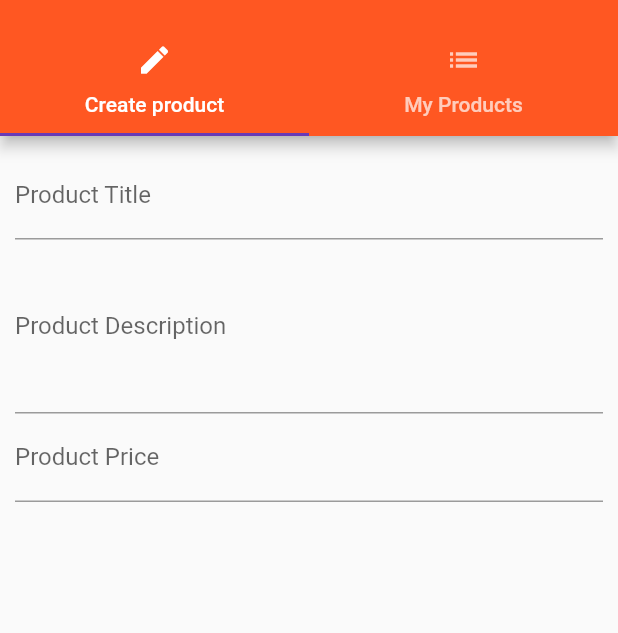
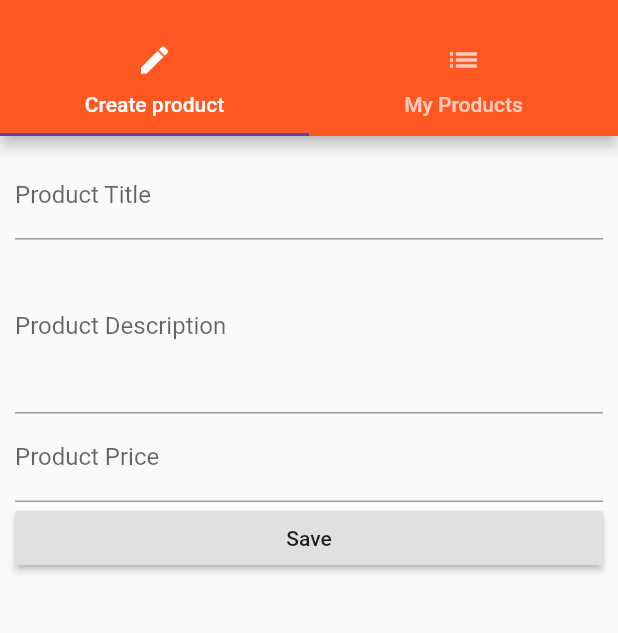
Before and after one commit to arteki65/flutter_learning, a Flutter app: the ProductsAdminPage screen opened by its route, on a phone screen of 412 x 824 dp, the part 59-692 px from its top. Run offline on Flutter 3.47's test engine with Material 2 defaults, Android fonts, the phone set to English and light mode, and no system bars.

Commit message:
during lecture 91

```diff
--- a/lib/pages/product_create.dart
+++ b/lib/pages/product_create.dart
@@ -1,6 +1,10 @@
 import 'package:flutter/material.dart';
 
 class ProductCreatePage extends StatefulWidget {
+  final Function addProduct;
+
+  ProductCreatePage(this.addProduct);
+
   @override
   State<StatefulWidget> createState() {
     return _ProductCreatePageState();
@@ -16,7 +20,7 @@ class _ProductCreatePageState extends State<ProductCreatePage> {
   Widget build(BuildContext context) {
     return Container(
       margin: EdgeInsets.all(10.0),
-      child: Column(
+      child: ListView(
         children: <Widget>[
           TextField(
             decoration: InputDecoration(
@@ -50,6 +54,17 @@ class _ProductCreatePageState extends State<ProductCreatePage> {
             },
             keyboardType: TextInputType.number,
           ),
+          RaisedButton(
+            child: Text('Save'),
+            onPressed: () {
+              final Map<String, dynamic> product = {
+                'title': titleValue,
+                'description': descriptionValue,
+                'price': priceValue
+              };
+              widget.addProduct(product);
+            },
+          ),
         ],
       ),
     );
--- a/lib/pages/products_admin.dart
+++ b/lib/pages/products_admin.dart
@@ -1,9 +1,13 @@
 import 'package:flutter/material.dart';
 import 'package:flutter_course/pages/product_create.dart';
 import 'package:flutter_course/pages/product_list.dart';
-import 'package:flutter_course/pages/products.dart';
 
 class ProductsAdminPage extends StatelessWidget {
+  final Function addProduct;
+  final Function deleteProduct;
+
+  ProductsAdminPage(this.addProduct, this.deleteProduct);
+
   @override
   Widget build(BuildContext context) {
     return DefaultTabController(
@@ -42,7 +46,7 @@ class ProductsAdminPage extends StatelessWidget {
         ),
         body: TabBarView(
           children: <Widget>[
-            ProductCreatePage(),
+            ProductCreatePage(addProduct),
             ProductListPage(),
           ],
         ),
```
Also changed, not shown: lib/main.dart (+5 -5 lines), lib/pages/products.dart (+3 -5 lines), lib/product_control.dart (deleted, +0 -21 lines), lib/product_manager.dart (+2 -9 lines), lib/products.dart (+3 -10 lines).
